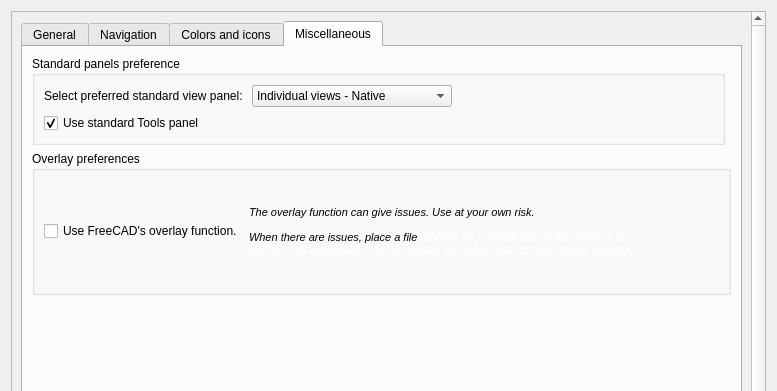
First picture: the form in Resources/ui/Settings.ui, repository APEbbers/FreeCAD-Ribbon, before the edit; both pictures show x 0 to 777 and y 0 to 391 of the 777 by 722 pixel window.
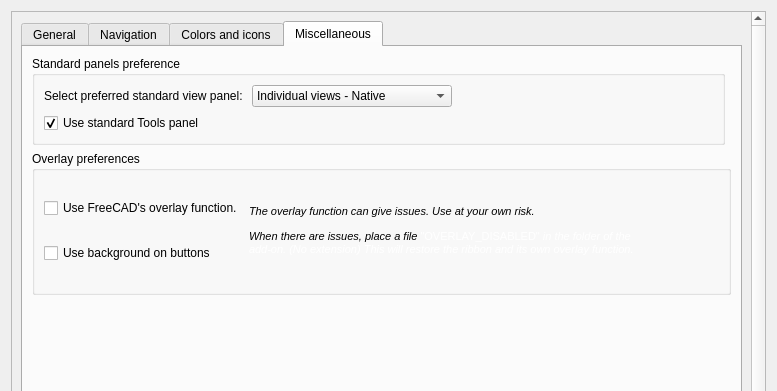
Second picture: the form after the edit. Custom widgets are drawn as their Qt base class.

Commit message: Add setting to enable or disable button background

```diff
--- a/Resources/ui/Settings.ui
+++ b/Resources/ui/Settings.ui
@@ -1620,7 +1620,14 @@
                     </property>
                    </widget>
                   </item>
-                  <item row="0" column="1" colspan="2">
+                  <item row="1" column="0">
+                   <widget class="QCheckBox" name="UseButtonBackGround">
+                    <property name="text">
+                     <string>Use background on buttons</string>
+                    </property>
+                   </widget>
+                  </item>
+                  <item row="0" column="1" rowspan="2" colspan="2">
                    <widget class="QLabel" name="label_26">
                     <property name="sizePolicy">
                      <sizepolicy hsizetype="Preferred" vsizetype="Expanding">
```
The commit also changes 4 other files.
